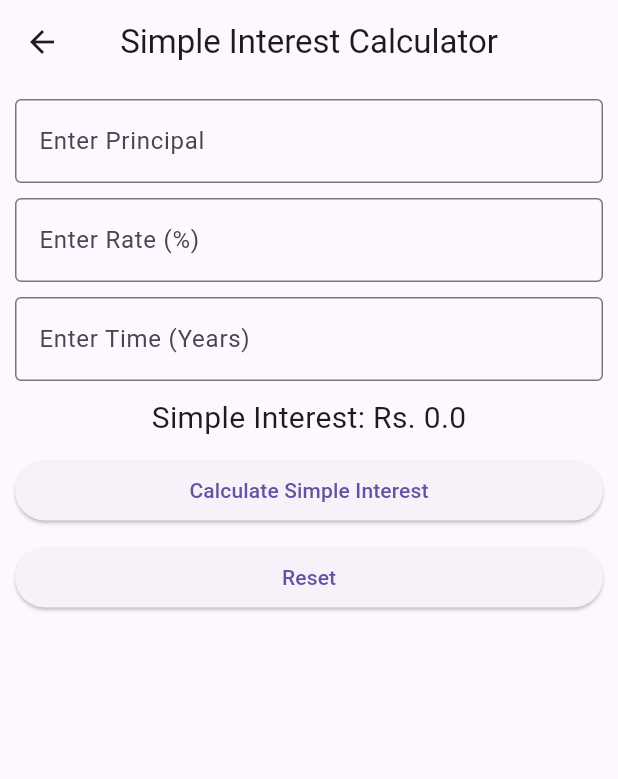
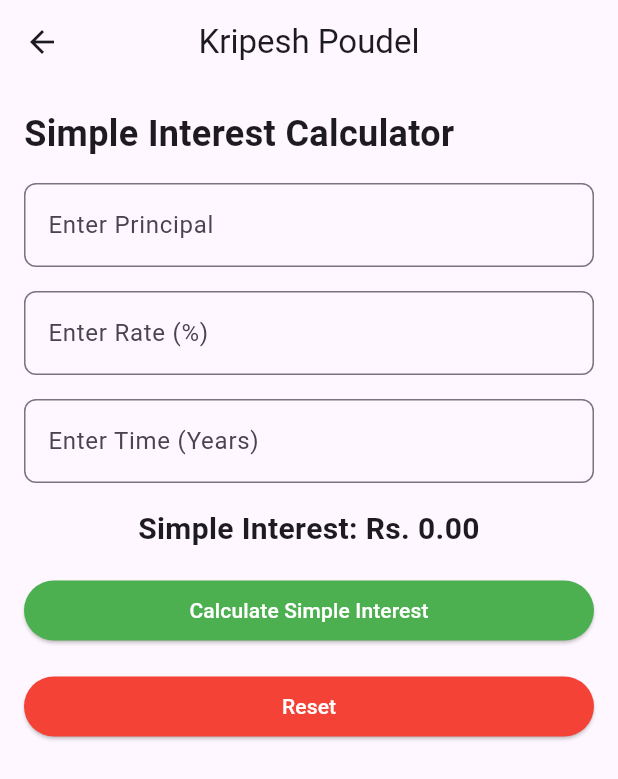
Before and after one commit to kripesh03/class_assignment_two, a Flutter app: the screen it shows after launch, after a tap on "Simple Interest", on a phone screen of 412 x 824 dp. Shown: the top 779 px of the screen. Run offline on Flutter 3.47's test engine with Material 3 defaults, Android fonts, the phone set to English and light mode, and no system bars; our stand-ins replace flutter_bloc.

Commit message:
final UI changes

```diff
--- a/lib/view/dashboard_cubit_view.dart
+++ b/lib/view/dashboard_cubit_view.dart
@@ -23,58 +23,87 @@ class DashboardView extends StatelessWidget {
         ),
         centerTitle: true,
       ),
-      body: GridView(
-        padding: const EdgeInsets.all(8),
-        gridDelegate: const SliverGridDelegateWithFixedCrossAxisCount(
-          crossAxisCount: 2,
-          crossAxisSpacing: 8,
-          mainAxisSpacing: 12,
-        ),
+      body: Padding(
+        padding: const EdgeInsets.all(16.0),
+        child: Column(
+          crossAxisAlignment: CrossAxisAlignment.stretch,
           children: <Widget>[
             Card(
+              shape: RoundedRectangleBorder(
+                  borderRadius: BorderRadius.circular(8)),
+              elevation: 3,
               child: InkWell(
-              onTap: () {
-                context.read<DashboardCubit>().openAreaOfCircleView(context);
-              },
-              child: const Column(
+                onTap: () => context
+                    .read<DashboardCubit>()
+                    .openAreaOfCircleView(context),
+                borderRadius: BorderRadius.circular(12),
+                child: Padding(
+                  padding: const EdgeInsets.all(16.0),
+                  child: Column(
                     mainAxisAlignment: MainAxisAlignment.center,
-                children: <Widget>[
-                  Icon(Icons.circle_outlined, size: 48),
-                  Text('Area of Circle'),
+                    children: const [
+                      Icon(Icons.circle_outlined, size: 40, color: Colors.blue),
+                      SizedBox(height: 8),
+                      Text('Area of Circle',
+                          style: TextStyle(
+                              fontSize: 16, fontWeight: FontWeight.bold)),
                     ],
                   ),
                 ),
               ),
+            ),
             Card(
+              shape: RoundedRectangleBorder(
+                  borderRadius: BorderRadius.circular(8)),
+              elevation: 3,
               child: InkWell(
-              onTap: () {
-                context.read<DashboardCubit>().openSimpleInterestView(context);
-              },
-              child: const Column(
+                onTap: () => context
+                    .read<DashboardCubit>()
+                    .openSimpleInterestView(context),
+                borderRadius: BorderRadius.circular(8),
+                child: Padding(
+                  padding: const EdgeInsets.all(16.0),
+                  child: Column(
                     mainAxisAlignment: MainAxisAlignment.center,
-                children: <Widget>[
-                  Icon(Icons.monetization_on_outlined, size: 48),
-                  Text('Simple Interest'),
+                    children: const [
+                      Icon(Icons.monetization_on_outlined,
+                          size: 40, color: Colors.green),
+                      SizedBox(height: 8),
+                      Text('Simple Interest',
+                          style: TextStyle(
+                              fontSize: 16, fontWeight: FontWeight.bold)),
                     ],
                   ),
                 ),
               ),
+            ),
             Card(
+              shape: RoundedRectangleBorder(
+                  borderRadius: BorderRadius.circular(8)),
+              elevation: 3,
               child: InkWell(
-              onTap: () {
-                context.read<DashboardCubit>().openSpeedCalculatorView(context);
-              },
-              child: const Column(
+                onTap: () => context
+                    .read<DashboardCubit>()
+                    .openSpeedCalculatorView(context),
+                borderRadius: BorderRadius.circular(8),
+                child: Padding(
+                  padding: const EdgeInsets.all(16.0),
+                  child: Column(
                     mainAxisAlignment: MainAxisAlignment.center,
-                children: <Widget>[
-                  Icon(Icons.speed, size: 48),
-                  Text('Speed'),
+                    children: const [
+                      Icon(Icons.speed, size: 40, color: Colors.red),
+                      SizedBox(height: 8),
+                      Text('Speed',
+                          style: TextStyle(
+                              fontSize: 16, fontWeight: FontWeight.bold)),
                     ],
+                  ),
                 ),
               ),
             ),
           ],
         ),
+      ),
     );
   }
 }
--- a/lib/view/simple_interest_cubit_view.dart
+++ b/lib/view/simple_interest_cubit_view.dart
@@ -20,54 +20,69 @@ class _SimpleInterestViewState extends State<SimpleInterestView> {
   Widget build(BuildContext context) {
     return Scaffold(
       appBar: AppBar(
-        title: const Text('Simple Interest Calculator'),
+        title: const Text('Kripesh Poudel'),
         centerTitle: true,
       ),
       body: Padding(
-        padding: const EdgeInsets.all(10),
+        padding: const EdgeInsets.all(16.0),
         child: Form(
           key: myKey,
           child: Column(
+            crossAxisAlignment: CrossAxisAlignment.stretch,
             children: [
+              const Text(
+                'Simple Interest Calculator',
+                style: TextStyle(
+                  fontSize: 24,
+                  fontWeight: FontWeight.bold,
+                ),
+              ),
+              const SizedBox(height: 16),
               TextFormField(
                 controller: principalController,
                 keyboardType: TextInputType.number,
-                decoration: const InputDecoration(
+                decoration: InputDecoration(
                   labelText: 'Enter Principal',
-                  border: OutlineInputBorder(),
+                  border: OutlineInputBorder(
+                    borderRadius: BorderRadius.circular(8),
                   ),
                 ),
-              const SizedBox(height: 10),
+              ),
+              const SizedBox(height: 16),
               TextFormField(
                 controller: rateController,
                 keyboardType: TextInputType.number,
-                decoration: const InputDecoration(
+                decoration: InputDecoration(
                   labelText: 'Enter Rate (%)',
-                  border: OutlineInputBorder(),
+                  border: OutlineInputBorder(
+                    borderRadius: BorderRadius.circular(8),
                   ),
                 ),
-              const SizedBox(height: 10),
+              ),
+              const SizedBox(height: 16),
               TextFormField(
                 controller: timeController,
                 keyboardType: TextInputType.number,
-                decoration: const InputDecoration(
+                decoration: InputDecoration(
                   labelText: 'Enter Time (Years)',
-                  border: OutlineInputBorder(),
+                  border: OutlineInputBorder(
+                    borderRadius: BorderRadius.circular(8),
                   ),
                 ),
-              const SizedBox(height: 10),
+              ),
+              const SizedBox(height: 16),
               BlocBuilder<SimpleInterestCubit, double>(
                 builder: (context, result) {
                   return Text(
-                    'Simple Interest: Rs. ${result.toString()}',
-                    style: const TextStyle(fontSize: 20),
+                    'Simple Interest: Rs. ${result.toStringAsFixed(2)}',
+                    style: const TextStyle(
+                        fontSize: 20, fontWeight: FontWeight.bold),
+                    textAlign: TextAlign.center,
                   );
                 },
               ),
-              const SizedBox(height: 10),
-              SizedBox(
-                width: double.infinity,
-                child: ElevatedButton(
+              const SizedBox(height: 16),
+              ElevatedButton(
                 onPressed: () {
                   double principal =
                       double.tryParse(principalController.text) ?? 0.0;
@@ -77,20 +92,24 @@ class _SimpleInterestViewState extends State<SimpleInterestView> {
                       .read<SimpleInterestCubit>()
                       .calculate(principal, rate, time);
                 },
-                  child: const Text('Calculate Simple Interest'),
+                style: ElevatedButton.styleFrom(
+                  backgroundColor: Colors.green,
                 ),
+                child: const Text('Calculate Simple Interest',
+                    style: TextStyle(color: Colors.white)),
               ),
-              const SizedBox(height: 10),
-              SizedBox(
-                width: double.infinity,
-                child: ElevatedButton(
+              const SizedBox(height: 16),
+              ElevatedButton(
                 onPressed: () {
                   context.read<SimpleInterestCubit>().reset();
                   principalController.clear();
                   rateController.clear();
                   timeController.clear();
                 },
-                  child: const Text('Reset'),
+                style: ElevatedButton.styleFrom(backgroundColor: Colors.red),
+                child: const Text(
+                  'Reset',
+                  style: TextStyle(color: Colors.white),
                 ),
               ),
             ],
```
Also changed, not shown: lib/view/area_of_circle_cubit_view.dart (+37 -17 lines), lib/view/speed_cubit_view.dart (+40 -22 lines). Lines whose indentation alone changed are shown as unchanged.
